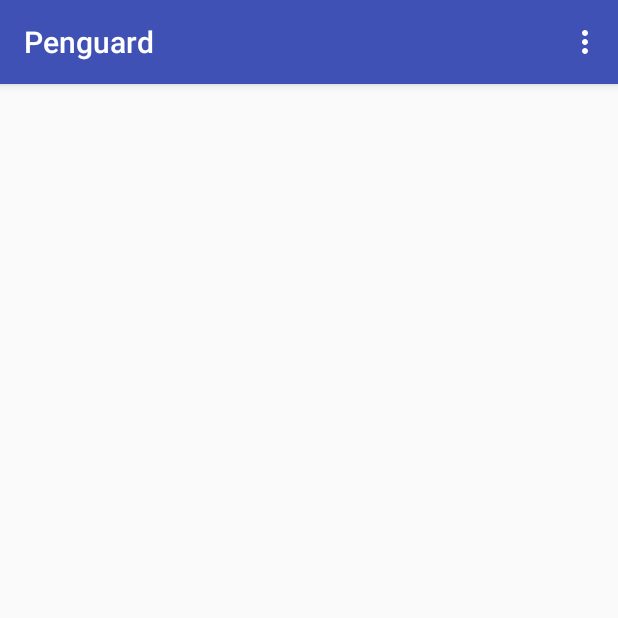
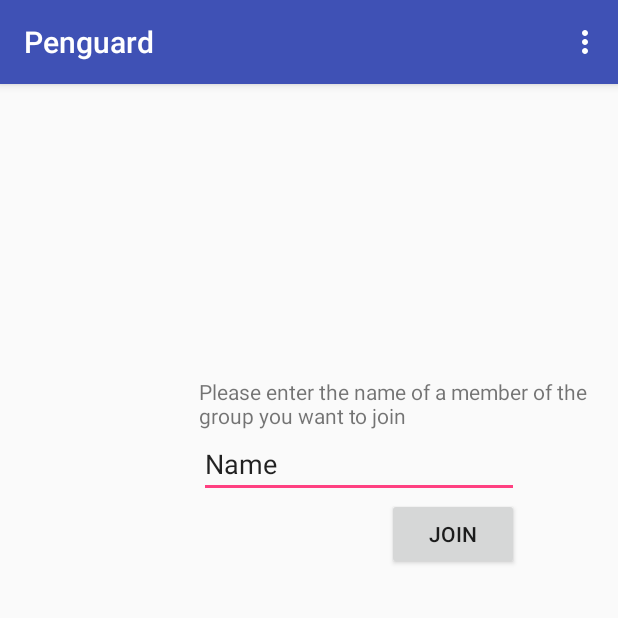
Before and after one commit to HappyTetrahedron/penguard, an Android app: the GGroupJoinActivity screen opened directly, with no data from a screen before it, on a phone screen of 412 x 824 dp, the top half of it. Run offline under Robolectric (Android 15) with nearby library versions, the light colour scheme and no system bars.

Commit message:
#17 done basic UI for that

```diff
--- a/code/app/src/main/java/verteiltesysteme/penguard/GGroupJoinActivity.java
+++ b/code/app/src/main/java/verteiltesysteme/penguard/GGroupJoinActivity.java
@@ -6,15 +6,23 @@
 import android.util.Log;
 import android.view.Menu;
 import android.view.MenuItem;
+import android.widget.Button;
+import android.widget.EditText;
 
 //TODO use this activity to initiate group join by binding to service and calling respective method in there, see issue #17
 
 public class GGroupJoinActivity extends AppCompatActivity {
 
+    Button btn;
+    EditText editText;
+
     @Override
     protected void onCreate(Bundle savedInstanceState) {
         super.onCreate(savedInstanceState);
         setContentView(R.layout.activity_ggroup_join);
+
+        btn = (Button)findViewById(R.id.groupJoinBT);
+        editText = (EditText)findViewById(R.id.groupJoinET);
     }
 
     @Override
--- a/code/app/src/main/res/layout/activity_ggroup_join.xml
+++ b/code/app/src/main/res/layout/activity_ggroup_join.xml
@@ -10,4 +10,31 @@
     android:paddingTop="@dimen/activity_vertical_margin"
     tools:context="verteiltesysteme.penguard.GGroupJoinActivity">
 
+    <EditText
+        android:layout_width="wrap_content"
+        android:layout_height="wrap_content"
+        android:inputType="textPersonName"
+        android:text="Name"
+        android:ems="10"
+        android:layout_below="@+id/groupJoinTV"
+        android:layout_alignParentEnd="true"
+        android:layout_marginEnd="50dp"
+        android:id="@+id/groupJoinET" />
+
+    <Button
+        android:text="@string/join"
+        android:layout_width="wrap_content"
+        android:layout_height="wrap_content"
+        android:id="@+id/groupJoinBT"
+        android:layout_below="@+id/groupJoinET"
+        android:layout_alignEnd="@+id/groupJoinET" />
+
+    <TextView
+        android:text="@string/group_join_Text"
+        android:layout_width="wrap_content"
+        android:layout_height="wrap_content"
+        android:id="@+id/groupJoinTV"
+        android:layout_marginTop="179dp"
+        android:layout_alignParentTop="true"
+        android:layout_alignStart="@+id/groupJoinET" />
 </RelativeLayout>
--- a/code/app/src/main/res/values/strings.xml
+++ b/code/app/src/main/res/values/strings.xml
@@ -12,12 +12,12 @@
     <string name="scan">scan</string>
     <string name="title_activity_settings">Settings</string>
     <string name="penguard_active">Penguard is active</string>
+    <string name="group_join_Text">Please enter the name of a member of the group you want to join</string>
 
     <string name="menu_settings">Settings</string>
 
     <!-- Strings related to Settings -->
 
-    <!-- Example General settings -->
     <string name="pref_header_general">General</string>
     <string name="ServerIPURL">Server IP or URL</string>
     <string name="ServerPort">Server Port</string>
```
